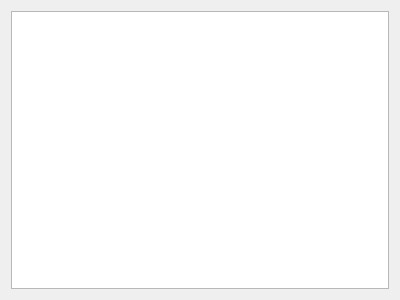
Qt form genelistpanel.ui (Sprinining/rust-gene-calc) before a commit.
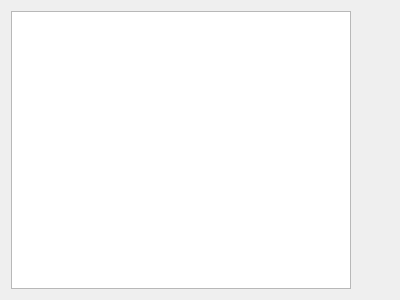
The same form after that commit.

Commit message: style: 固定宽度

What changed in the file:
```diff
--- a/genelistpanel.ui
+++ b/genelistpanel.ui
@@ -15,7 +15,20 @@
   </property>
   <layout class="QVBoxLayout" name="verticalLayout">
    <item>
-    <widget class="QListView" name="listView"/>
+    <widget class="QListView" name="listView">
+     <property name="minimumSize">
+      <size>
+       <width>340</width>
+       <height>0</height>
+      </size>
+     </property>
+     <property name="maximumSize">
+      <size>
+       <width>340</width>
+       <height>16777215</height>
+      </size>
+     </property>
+    </widget>
    </item>
   </layout>
  </widget>
```
